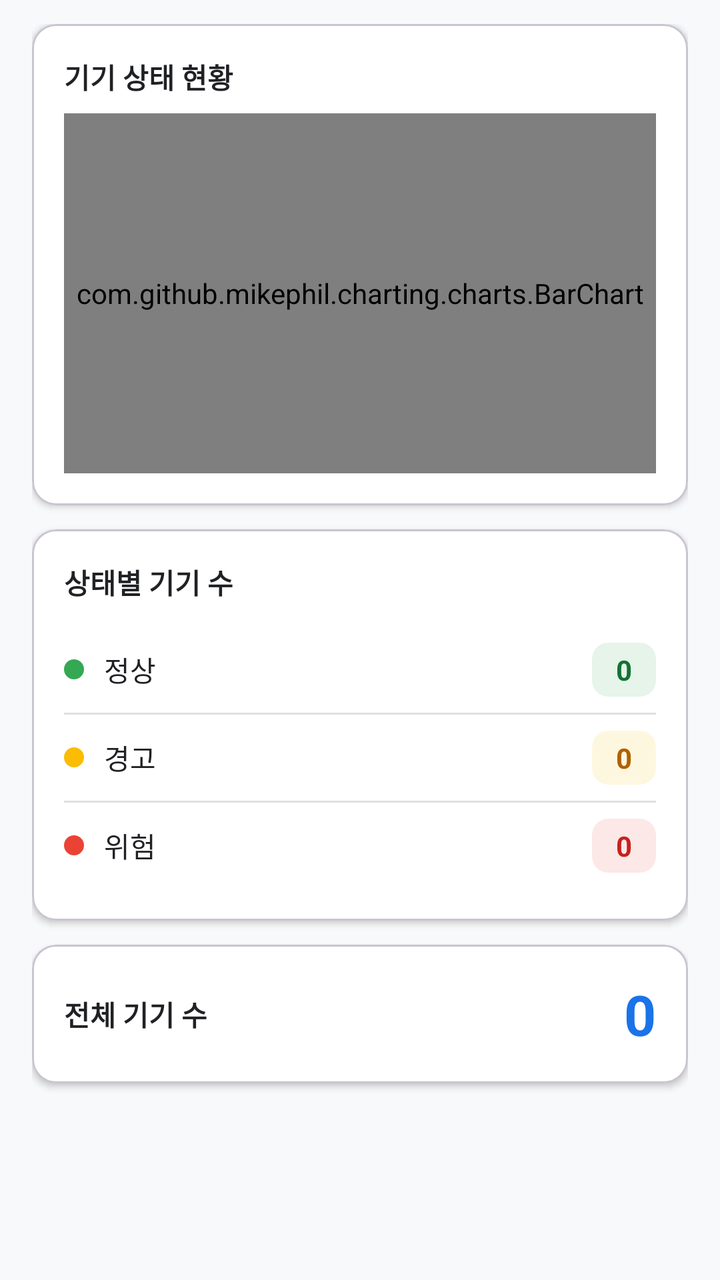
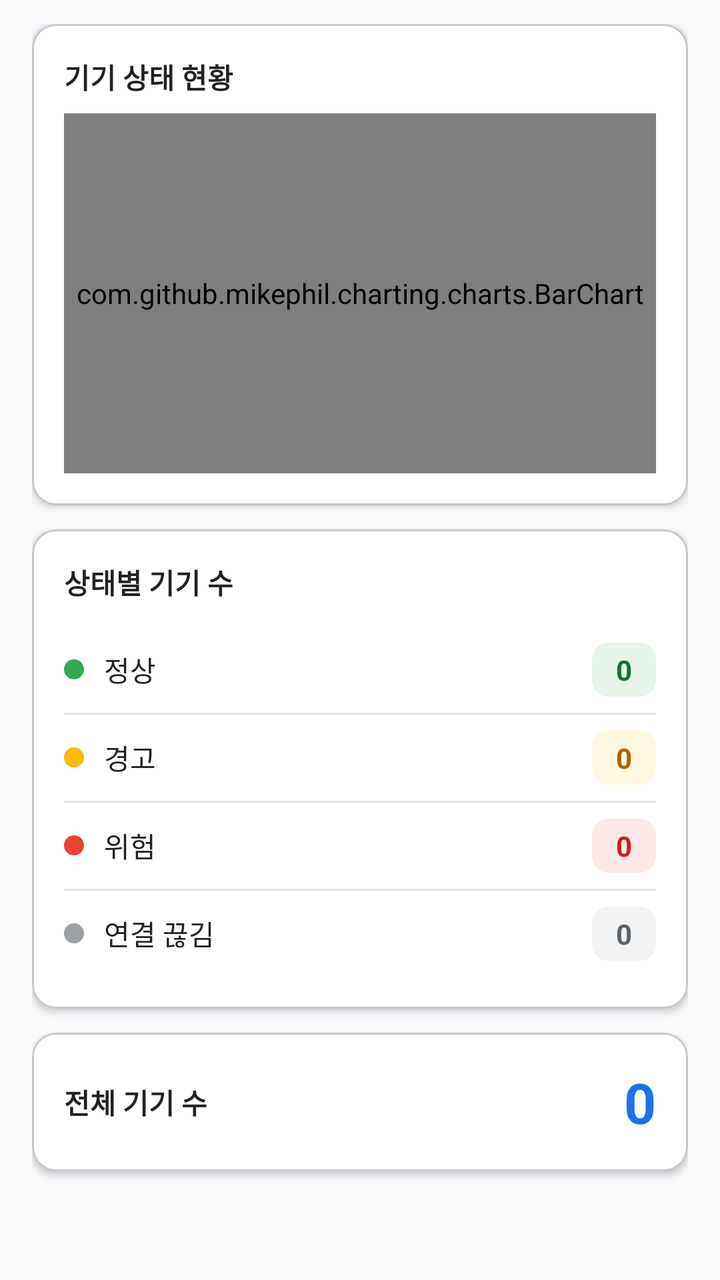

Screens rendered from an Android XML layout before and after an edit, with the pre-edit source and the edit as a unified diff.
<!-- AndroidManifest.xml: application theme Theme.IN_GPS -->
<!-- res/layout/fragment_system_health.xml -->
<?xml version="1.0" encoding="utf-8"?>
<androidx.core.widget.NestedScrollView
    xmlns:android="http://schemas.android.com/apk/res/android"
    xmlns:app="http://schemas.android.com/apk/res-auto"
    android:layout_width="match_parent"
    android:layout_height="match_parent"
    android:background="@color/color_surface"
    android:clipToPadding="false"
    android:paddingBottom="8dp">

    <LinearLayout
        android:layout_width="match_parent"
        android:layout_height="wrap_content"
        android:orientation="vertical"
        android:paddingHorizontal="16dp"
        android:paddingTop="12dp"
        android:paddingBottom="8dp">

        
        <com.google.android.material.card.MaterialCardView
            android:id="@+id/card_bar_chart"
            android:layout_width="match_parent"
            android:layout_height="wrap_content"
            android:layout_marginBottom="12dp"
            app:cardCornerRadius="12dp"
            app:cardBackgroundColor="@color/color_card_bg"
            app:cardElevation="2dp">

            <LinearLayout
                android:layout_width="match_parent"
                android:layout_height="wrap_content"
                android:orientation="vertical"
                android:padding="16dp">

                <TextView
                    android:layout_width="match_parent"
                    android:layout_height="wrap_content"
                    android:layout_marginBottom="8dp"
                    android:text="기기 상태 현황"
                    android:textColor="@color/color_text_primary"
                    android:textSize="14sp"
                    android:textStyle="bold" />

                <com.github.mikephil.charting.charts.BarChart
                    android:id="@+id/bar_chart"
                    android:layout_width="match_parent"
                    android:layout_height="180dp" />
            </LinearLayout>
        </com.google.android.material.card.MaterialCardView>

        
        <com.google.android.material.card.MaterialCardView
            android:id="@+id/card_status_list"
            android:layout_width="match_parent"
            android:layout_height="wrap_content"
            android:layout_marginBottom="12dp"
            app:cardCornerRadius="12dp"
            app:cardBackgroundColor="@color/color_card_bg"
            app:cardElevation="2dp">

            <LinearLayout
                android:layout_width="match_parent"
                android:layout_height="wrap_content"
                android:orientation="vertical"
                android:padding="16dp">

                <TextView
                    android:layout_width="wrap_content"
                    android:layout_height="wrap_content"
                    android:layout_marginBottom="12dp"
                    android:text="상태별 기기 수"
                    android:textColor="@color/color_text_primary"
                    android:textSize="14sp"
                    android:textStyle="bold" />

                
                <LinearLayout
                    android:layout_width="match_parent"
                    android:layout_height="wrap_content"
                    android:orientation="horizontal"
                    android:gravity="center_vertical"
                    android:paddingVertical="8dp">

                    <View
                        android:layout_width="10dp"
                        android:layout_height="10dp"
                        android:background="@drawable/shape_circle_status"
                        android:backgroundTint="@color/color_normal" />

                    <TextView
                        android:layout_width="0dp"
                        android:layout_height="wrap_content"
                        android:layout_weight="1"
                        android:layout_marginStart="10dp"
                        android:text="정상"
                        android:textColor="@color/color_text_primary"
                        android:textSize="14sp" />

                    <androidx.cardview.widget.CardView
                        android:layout_width="wrap_content"
                        android:layout_height="wrap_content"
                        app:cardCornerRadius="8dp"
                        app:cardBackgroundColor="@color/color_normal_bg"
                        app:cardElevation="0dp">

                        <TextView
                            android:id="@+id/tv_count_normal"
                            android:layout_width="wrap_content"
                            android:layout_height="wrap_content"
                            android:paddingHorizontal="12dp"
                            android:paddingVertical="4dp"
                            android:text="0"
                            android:textColor="@color/color_normal_text"
                            android:textSize="14sp"
                            android:textStyle="bold" />
                    </androidx.cardview.widget.CardView>
                </LinearLayout>

                <View
                    android:layout_width="match_parent"
                    android:layout_height="1dp"
                    android:background="@color/color_divider" />

                
                <LinearLayout
                    android:layout_width="match_parent"
                    android:layout_height="wrap_content"
                    android:orientation="horizontal"
                    android:gravity="center_vertical"
                    android:paddingVertical="8dp">

                    <View
                        android:layout_width="10dp"
                        android:layout_height="10dp"
                        android:background="@drawable/shape_circle_status"
                        android:backgroundTint="@color/color_warning" />

                    <TextView
                        android:layout_width="0dp"
                        android:layout_height="wrap_content"
                        android:layout_weight="1"
                        android:layout_marginStart="10dp"
                        android:text="경고"
                        android:textColor="@color/color_text_primary"
                        android:textSize="14sp" />

                    <androidx.cardview.widget.CardView
                        android:layout_width="wrap_content"
                        android:layout_height="wrap_content"
                        app:cardCornerRadius="8dp"
                        app:cardBackgroundColor="@color/color_warning_bg"
                        app:cardElevation="0dp">

                        <TextView
                            android:id="@+id/tv_count_warning"
                            android:layout_width="wrap_content"
                            android:layout_height="wrap_content"
                            android:paddingHorizontal="12dp"
                            android:paddingVertical="4dp"
                            android:text="0"
                            android:textColor="@color/color_warning_text"
                            android:textSize="14sp"
                            android:textStyle="bold" />
                    </androidx.cardview.widget.CardView>
                </LinearLayout>

                <View
                    android:layout_width="match_parent"
                    android:layout_height="1dp"
                    android:background="@color/color_divider" />

                
                <LinearLayout
                    android:layout_width="match_parent"
                    android:layout_height="wrap_content"
                    android:orientation="horizontal"
                    android:gravity="center_vertical"
                    android:paddingVertical="8dp">

                    <View
                        android:layout_width="10dp"
                        android:layout_height="10dp"
                        android:background="@drawable/shape_circle_status"
                        android:backgroundTint="@color/color_critical" />

                    <TextView
                        android:layout_width="0dp"
                        android:layout_height="wrap_content"
                        android:layout_weight="1"
                        android:layout_marginStart="10dp"
                        android:text="위험"
                        android:textColor="@color/color_text_primary"
                        android:textSize="14sp" />

                    <androidx.cardview.widget.CardView
                        android:layout_width="wrap_content"
                        android:layout_height="wrap_content"
                        app:cardCornerRadius="8dp"
                        app:cardBackgroundColor="@color/color_critical_bg"
                        app:cardElevation="0dp">

                        <TextView
                            android:id="@+id/tv_count_critical"
                            android:layout_width="wrap_content"
                            android:layout_height="wrap_content"
                            android:paddingHorizontal="12dp"
                            android:paddingVertical="4dp"
                            android:text="0"
                            android:textColor="@color/color_critical_text"
                            android:textSize="14sp"
                            android:textStyle="bold" />
                    </androidx.cardview.widget.CardView>
                </LinearLayout>
            </LinearLayout>
        </com.google.android.material.card.MaterialCardView>

        
        <com.google.android.material.card.MaterialCardView
            android:id="@+id/card_total"
            android:layout_width="match_parent"
            android:layout_height="wrap_content"
            android:layout_marginBottom="8dp"
            app:cardCornerRadius="12dp"
            app:cardBackgroundColor="@color/color_card_bg"
            app:cardElevation="2dp">

            <LinearLayout
                android:layout_width="match_parent"
                android:layout_height="wrap_content"
                android:orientation="horizontal"
                android:gravity="center_vertical"
                android:padding="16dp">

                <TextView
                    android:layout_width="0dp"
                    android:layout_height="wrap_content"
                    android:layout_weight="1"
                    android:text="전체 기기 수"
                    android:textColor="@color/color_text_primary"
                    android:textSize="14sp"
                    android:textStyle="bold" />

                <TextView
                    android:id="@+id/tv_total_devices"
                    android:layout_width="wrap_content"
                    android:layout_height="wrap_content"
                    android:text="0"
                    android:textColor="@color/color_primary"
                    android:textSize="28sp"
                    android:textStyle="bold" />
            </LinearLayout>
        </com.google.android.material.card.MaterialCardView>

    </LinearLayout>
</androidx.core.widget.NestedScrollView>
<!-- resources referenced by this layout -->
<resources>
  <color name="color_card_bg">#FFFFFF</color>
  <color name="color_critical">#EA4335</color>
  <color name="color_critical_bg">#FCE8E6</color>
  <color name="color_critical_text">#C5221F</color>
  <color name="color_divider">#E0E0E0</color>
  <color name="color_normal">#34A853</color>
  <color name="color_normal_bg">#E6F4EA</color>
  <color name="color_normal_text">#137333</color>
  <color name="color_primary">#1A73E8</color>
  <color name="color_surface">#F8F9FA</color>
  <color name="color_text_primary">#202124</color>
  <color name="color_warning">#FBBC04</color>
  <color name="color_warning_bg">#FEF7E0</color>
  <color name="color_warning_text">#B06000</color>
  <!-- drawable shape_circle_status (drawable) -->
  <?xml version="1.0" encoding="utf-8"?>
  <shape xmlns:android="http://schemas.android.com/apk/res/android"
      android:shape="oval">
      <solid android:color="@color/color_normal" />
  </shape>
  <style name="Theme.IN_GPS" parent="Base.Theme.IN_GPS" />
  <style name="Base.Theme.IN_GPS" parent="Theme.Material3.Light.NoActionBar">
          <item name="colorPrimary">@color/color_primary</item>
          <item name="colorSurface">@color/color_surface</item>
          <item name="colorOnPrimary">@color/white</item>
          <item name="colorOnSurface">@color/color_text_primary</item>
          <item name="android:windowBackground">@color/color_surface</item>
      </style>
  <color name="white">#FFFFFFFF</color>
</resources>

<!-- the commit's change to res/layout/fragment_system_health.xml (unified diff, before → after) -->
@@ -211,6 +211,54 @@
                             android:textStyle="bold" />
                     </androidx.cardview.widget.CardView>
                 </LinearLayout>
+
+                <View
+                    android:layout_width="match_parent"
+                    android:layout_height="1dp"
+                    android:background="@color/color_divider" />
+
+                
+                <LinearLayout
+                    android:layout_width="match_parent"
+                    android:layout_height="wrap_content"
+                    android:orientation="horizontal"
+                    android:gravity="center_vertical"
+                    android:paddingVertical="8dp">
+
+                    <View
+                        android:layout_width="10dp"
+                        android:layout_height="10dp"
+                        android:background="@drawable/shape_circle_status"
+                        android:backgroundTint="@color/color_disconnected" />
+
+                    <TextView
+                        android:layout_width="0dp"
+                        android:layout_height="wrap_content"
+                        android:layout_weight="1"
+                        android:layout_marginStart="10dp"
+                        android:text="연결 끊김"
+                        android:textColor="@color/color_text_primary"
+                        android:textSize="14sp" />
+
+                    <androidx.cardview.widget.CardView
+                        android:layout_width="wrap_content"
+                        android:layout_height="wrap_content"
+                        app:cardCornerRadius="8dp"
+                        app:cardBackgroundColor="@color/color_disconnected_bg"
+                        app:cardElevation="0dp">
+
+                        <TextView
+                            android:id="@+id/tv_count_disconnected"
+                            android:layout_width="wrap_content"
+                            android:layout_height="wrap_content"
+                            android:paddingHorizontal="12dp"
+                            android:paddingVertical="4dp"
+                            android:text="0"
+                            android:textColor="@color/color_disconnected_text"
+                            android:textSize="14sp"
+                            android:textStyle="bold" />
+                    </androidx.cardview.widget.CardView>
+                </LinearLayout>
             </LinearLayout>
         </com.google.android.material.card.MaterialCardView>
 
<!-- resource entries referenced after the edit -->
@@ -4,6 +4,9 @@
   <color name="color_critical">#EA4335</color>
   <color name="color_critical_bg">#FCE8E6</color>
   <color name="color_critical_text">#C5221F</color>
+  <color name="color_disconnected">#9AA0A6</color>
+  <color name="color_disconnected_bg">#F1F3F4</color>
+  <color name="color_disconnected_text">#5F6368</color>
   <color name="color_divider">#E0E0E0</color>
   <color name="color_normal">#34A853</color>
   <color name="color_normal_bg">#E6F4EA</color>
